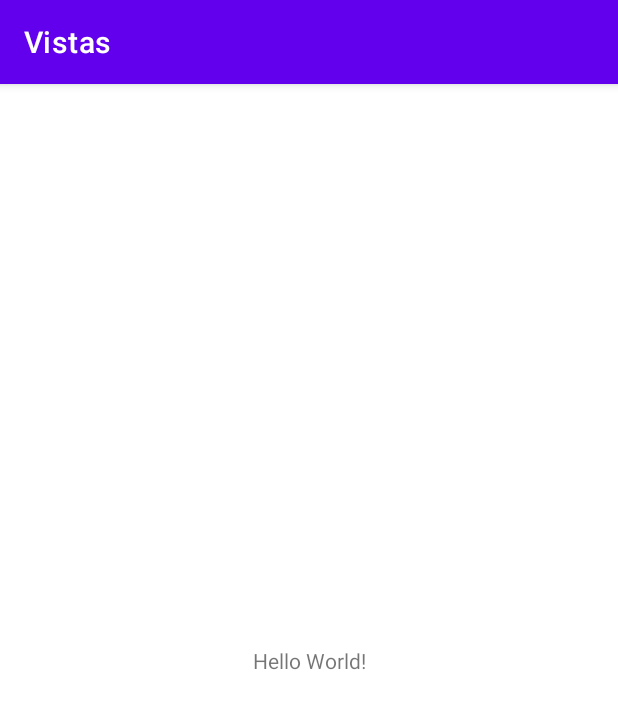
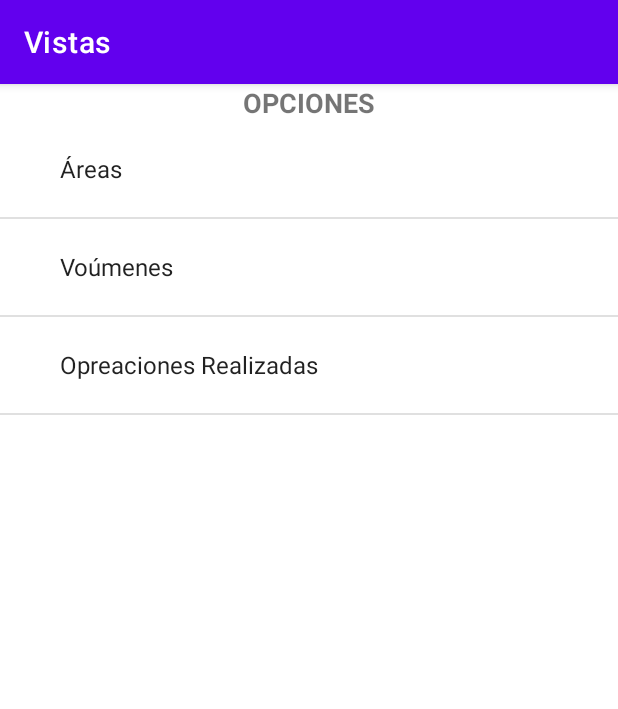
Before and after one commit to ingcoty/vistas, an Android app: the screen it shows after launch (MainActivity), on a phone screen of 412 x 824 dp. Shown: the top 709 px of the screen. Run offline under Robolectric (Android 15) with nearby library versions, the phone set to English and light mode, and no system bars.

Commit message:
Main activity terminada

```diff
--- a/app/src/main/AndroidManifest.xml
+++ b/app/src/main/AndroidManifest.xml
@@ -9,6 +9,11 @@
         android:roundIcon="@mipmap/ic_launcher_round"
         android:supportsRtl="true"
         android:theme="@style/Theme.Vistas">
+        <activity android:name=".Resultado"></activity>
+        <activity android:name=".Calculo" />
+        <activity android:name=".Historial" />
+        <activity android:name=".Volumes" />
+        <activity android:name=".Areas" />
         <activity android:name=".MainActivity">
             <intent-filter>
                 <action android:name="android.intent.action.MAIN" />
--- a/app/src/main/java/com/example/vistas/MainActivity.java
+++ b/app/src/main/java/com/example/vistas/MainActivity.java
@@ -2,13 +2,50 @@ package com.example.vistas;
 
 import androidx.appcompat.app.AppCompatActivity;
 
+import android.content.Intent;
 import android.os.Bundle;
+import android.view.View;
+import android.widget.AdapterView;
+import android.widget.ArrayAdapter;
+import android.widget.ListView;
 
 public class MainActivity extends AppCompatActivity {
+
+    private ListView lista_opciones;
+    private String opciones[];
+    private ArrayAdapter<String> adapter;
+    private Intent intent;
 
     @Override
     protected void onCreate(Bundle savedInstanceState) {
         super.onCreate(savedInstanceState);
         setContentView(R.layout.activity_main);
+
+        lista_opciones = findViewById(R.id.lstOpciones);
+        opciones = getResources().getStringArray(R.array.opciones);
+        adapter = new ArrayAdapter<>(this, android.R.layout.simple_expandable_list_item_1, opciones);
+        lista_opciones.setAdapter(adapter);
+
+        lista_opciones.setOnItemClickListener(new AdapterView.OnItemClickListener() {
+            @Override
+            public void onItemClick(AdapterView<?> parent, View view, int position, long id) {
+                switch (position){
+                    case 0:
+                        intent = new Intent(MainActivity.this, Areas.class);
+                        startActivity(intent);
+                        break;
+
+                    case 1:
+                        intent = new Intent(MainActivity.this, Volumes.class);
+                        startActivity(intent);
+                        break;
+
+                    case 2:
+                        intent = new Intent(MainActivity.this, Historial.class);
+                        startActivity(intent);
+                        break;
+                }
+            }
+        });
     }
 }
--- a/app/src/main/res/layout/activity_main.xml
+++ b/app/src/main/res/layout/activity_main.xml
@@ -1,18 +1,23 @@
 <?xml version="1.0" encoding="utf-8"?>
-<androidx.constraintlayout.widget.ConstraintLayout xmlns:android="http://schemas.android.com/apk/res/android"
+<LinearLayout xmlns:android="http://schemas.android.com/apk/res/android"
     xmlns:app="http://schemas.android.com/apk/res-auto"
     xmlns:tools="http://schemas.android.com/tools"
     android:layout_width="match_parent"
     android:layout_height="match_parent"
-    tools:context=".MainActivity">
+    android:orientation="vertical"
+    tools:context=".MainActivity" >
 
     <TextView
-        android:layout_width="wrap_content"
+        android:id="@+id/txtTituloOpciones"
+        android:layout_width="match_parent"
         android:layout_height="wrap_content"
-        android:text="Hello World!"
-        app:layout_constraintBottom_toBottomOf="parent"
-        app:layout_constraintLeft_toLeftOf="parent"
-        app:layout_constraintRight_toRightOf="parent"
-        app:layout_constraintTop_toTopOf="parent" />
+        android:text="@string/titulo_opciones"
+        android:textAlignment="center"
+        android:textSize="18sp"
+        android:textStyle="bold" />
 
-</androidx.constraintlayout.widget.ConstraintLayout>
+    <ListView
+        android:id="@+id/lstOpciones"
+        android:layout_width="match_parent"
+        android:layout_height="match_parent" />
+</LinearLayout>
--- a/app/src/main/res/values/strings.xml
+++ b/app/src/main/res/values/strings.xml
@@ -1,3 +1,14 @@
 <resources>
     <string name="app_name">Vistas</string>
+    <string name="titulo_opciones">OPCIONES</string>
+    <string name="opt1">Áreas</string>
+    <string name="opt2">Voúmenes</string>
+    <string name="opt3">Opreaciones Realizadas</string>
+
+    <string-array name="opciones">
+        <item>@string/opt1</item>
+        <item>@string/opt2</item>
+        <item>@string/opt3</item>
+    </string-array>
+
 </resources>
```
Also changed, not shown: app/src/main/java/com/example/vistas/Areas.java (added, +14 -0 lines), app/src/main/java/com/example/vistas/Calculo.java (added, +14 -0 lines), app/src/main/java/com/example/vistas/Historial.java (added, +14 -0 lines), app/src/main/java/com/example/vistas/Resultado.java (added, +14 -0 lines), app/src/main/java/com/example/vistas/Volumes.java (added, +14 -0 lines), app/src/main/res/layout/activity_areas.xml (added, +9 -0 lines), app/src/main/res/layout/activity_calculo.xml (added, +9 -0 lines), app/src/main/res/layout/activity_historial.xml (added, +9 -0 lines), app/src/main/res/layout/activity_resultado.xml (added, +9 -0 lines), app/src/main/res/layout/activity_volumes.xml (added, +9 -0 lines).
